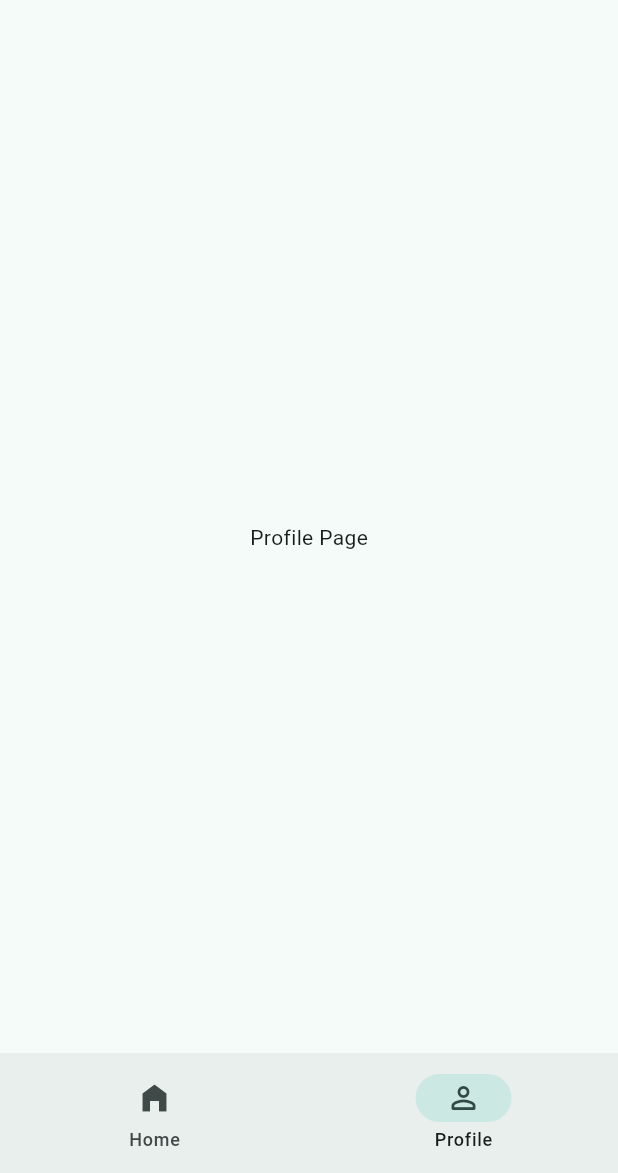
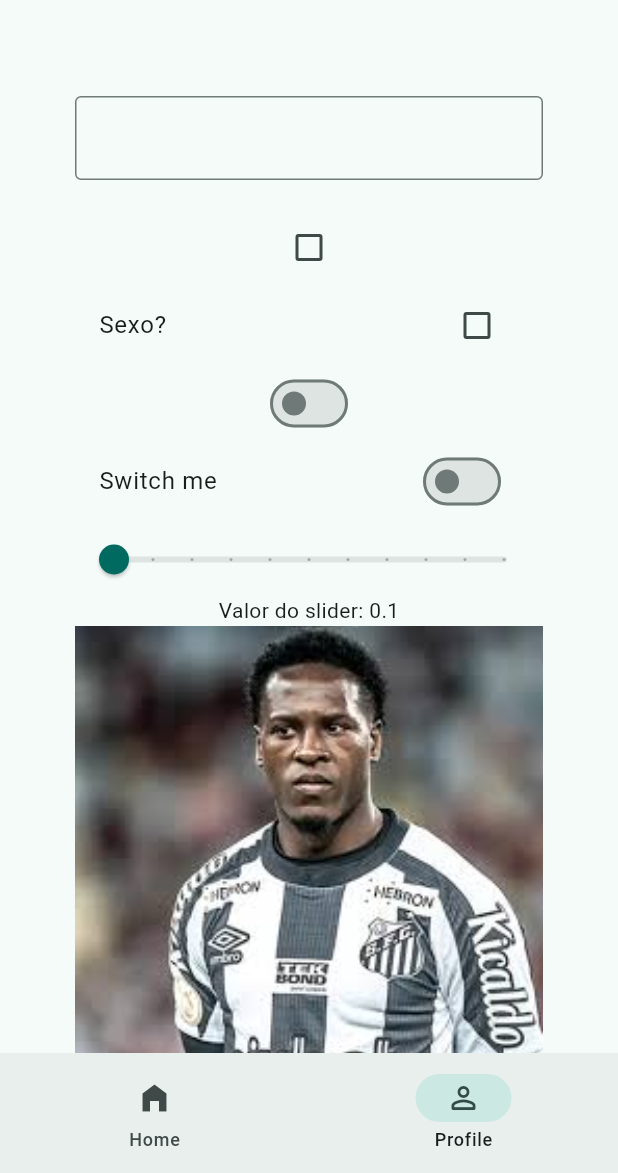
Before and after one commit to ericksgmes/carte, a Flutter app: the screen it shows after launch, item 2 of the bottom bar chosen, on a phone screen of 412 x 824 dp, the part 63-1236 px from its top. Run offline on Flutter 3.47's test engine with Material 3 defaults, Android fonts, the light colour scheme and no system bars.

Commit message:
feat: using lots of user input widgets

```diff
--- a/lib/views/pages/profile_page.dart
+++ b/lib/views/pages/profile_page.dart
@@ -1,12 +1,127 @@
 import 'package:flutter/material.dart';
 
-class ProfilePage extends StatelessWidget {
+class ProfilePage extends StatefulWidget {
   const ProfilePage({super.key});
 
   @override
+  State<ProfilePage> createState() => _ProfilePageState();
+}
+
+class _ProfilePageState extends State<ProfilePage> {
+  TextEditingController controller = TextEditingController();
+  bool? isChecked = false;
+  bool isSwitched = false;
+  double sliderValue = 0.1;
+  String? menuItem = 'e1';
+  @override
   Widget build(BuildContext context) {
-    return Center(
-      child: Text('Profile Page'),
+    return SingleChildScrollView(
+      child: Padding(
+        padding: const EdgeInsets.all(50.0),
+        child: Column(
+          children: [
+            TextField(
+              controller: controller,
+              decoration: InputDecoration(border: OutlineInputBorder()),
+              onEditingComplete: () => setState(() {}),
+            ),
+            Text(controller.text),
+            Checkbox(
+              tristate: false,
+              value: isChecked,
+              onChanged: (bool? value) {
+                setState(() {
+                  isChecked = value;
+                });
+              },
+            ),
+            CheckboxListTile(
+              tristate: false,
+              value: isChecked,
+              onChanged: (bool? value) {
+                setState(() {
+                  isChecked = value;
+                });
+              },
+              title: Text("Sexo?"),
+            ),
+            Switch(
+              value: isSwitched,
+              onChanged: (value) {
+                setState(() {
+                  isSwitched = value;
+                });
+              },
+            ),
+            SwitchListTile.adaptive(
+              value: isSwitched,
+              onChanged: (value) {
+                setState(() {
+                  isSwitched = value;
+                });
+              },
+              title: Text("Switch me"),
+            ),
+            Slider.adaptive(
+              min: 0.1,
+              max: 2,
+              value: sliderValue,
+              divisions: 10,
+              onChanged: (double value) {
+                setState(() {
+                  sliderValue = value;
+                });
+              },
+            ),
+            Text("Valor do slider: ${sliderValue.toStringAsFixed(1)}"),
+            GestureDetector(
+              child: Image.asset(
+                'assets/images/bg_joao.jpg',
+                scale: sliderValue,
+              ),
+              onTap: () => setState(() {
+                isSwitched = !isSwitched;
+              }),
+            ),
+            InkWell(
+              splashColor: Colors.red,
+              onTap: () {},
+              child: Container(
+                height: 50,
+                width: double.infinity,
+                color: Colors.white70,
+              ),
+            ),
+            ElevatedButton(
+              onPressed: () {},
+              style: ElevatedButton.styleFrom(
+                backgroundColor: Colors.pink,
+                textStyle: TextStyle(fontWeight: FontWeight.bold),
+                foregroundColor: Colors.white,
+              ),
+              child: Text("Click me"),
+            ),
+            ElevatedButton(onPressed: () {}, child: Text("Click me")),
+            FilledButton(onPressed: () {}, child: Text("Click me")),
+            TextButton(onPressed: () {}, child: Text('Click me')),
+            OutlinedButton(onPressed: () {}, child: Text('Click me')),
+            CloseButton(),
+            BackButton(),
+            DropdownButton(
+              value:  menuItem,
+              items: [
+                DropdownMenuItem(value: 'e1', child: Text('Element 1')),
+                DropdownMenuItem(value: 'e2', child: Text('Element 2')),
+              ],
+              onChanged: (String? value) {
+                setState(() {
+                  menuItem = value;
+                });
+              },
+            ),
+          ],
+        ),
+      ),
     );
   }
 }
```
